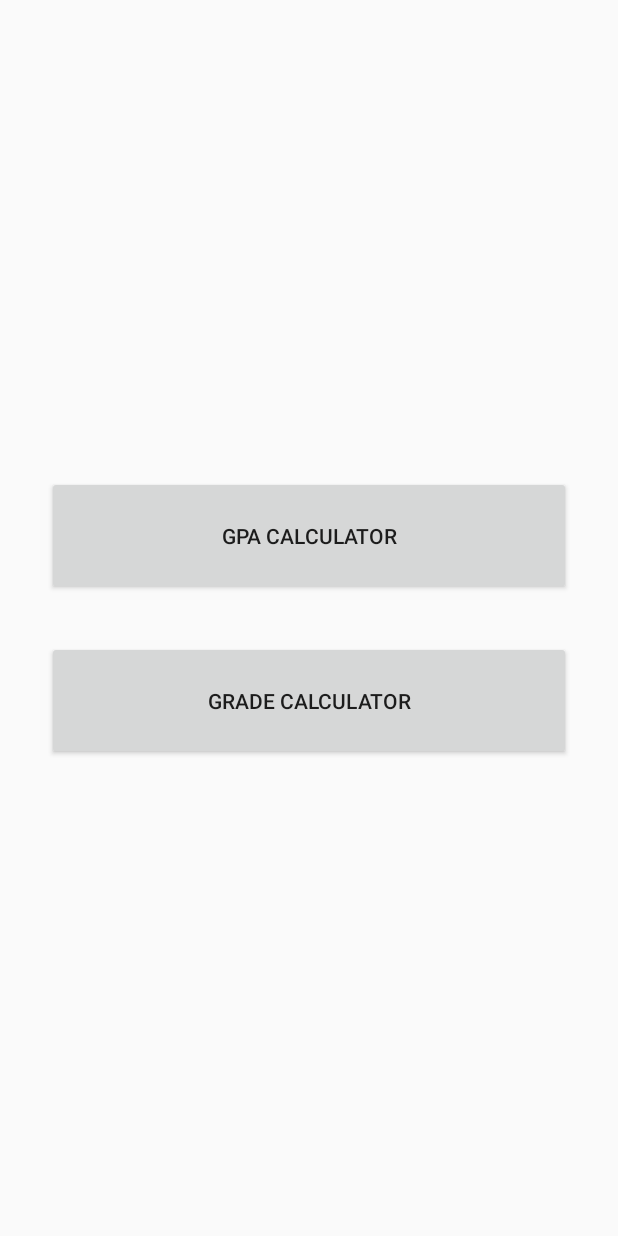
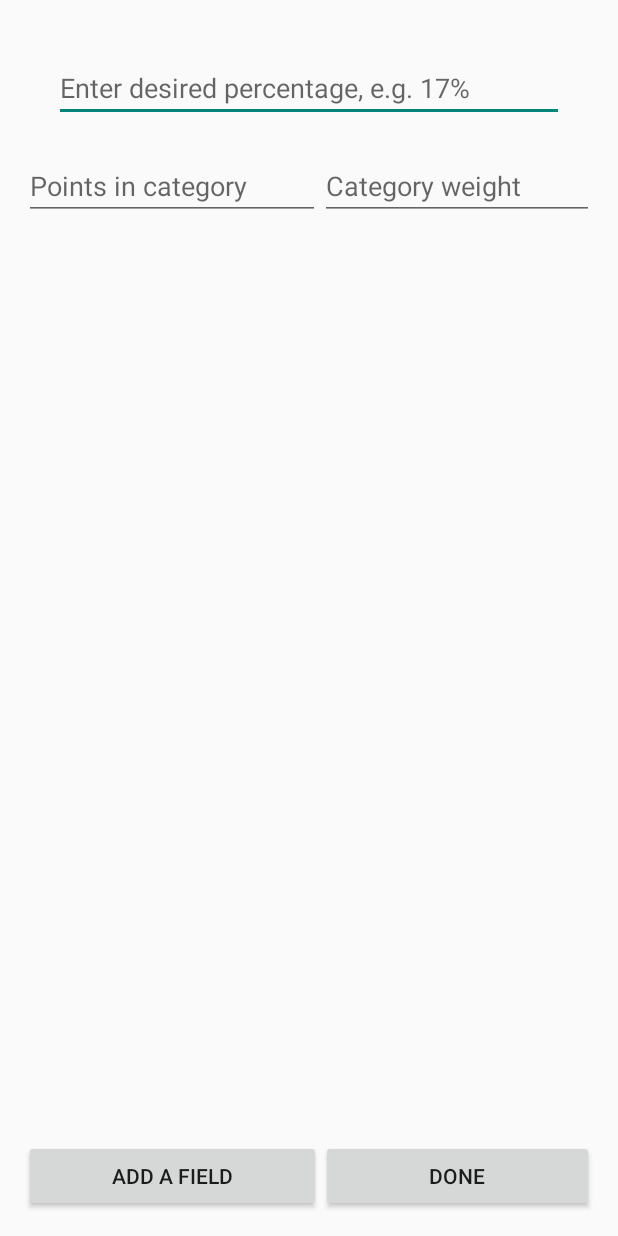
Before and after one commit to henyu6/GradeCalculator, an Android app: the screen it shows after launch (StartActivity before the commit, CalcGrade after it), after a tap on "GRADE CALCULATOR", on a phone screen of 412 x 824 dp. Run offline under Robolectric (Android 15) with nearby library versions, the phone set to English and light mode, and no system bars.

Commit message:
Working add category button

```diff
--- a/app/src/main/AndroidManifest.xml
+++ b/app/src/main/AndroidManifest.xml
@@ -8,7 +8,6 @@
         android:label="@string/app_name"
         android:supportsRtl="true"
         android:theme="@style/AppTheme">
-
         <activity
             android:name=".StartActivity"
             android:theme="@style/Theme.AppCompat.Light.NoActionBar">
@@ -18,13 +17,14 @@
                 <category android:name="android.intent.category.LAUNCHER" />
             </intent-filter>
         </activity>
-
         <activity
             android:name=".GPA_Calc"
             android:theme="@style/Theme.AppCompat.Light.NoActionBar" />
-
         <activity
             android:name=".DisplayActivity"
+            android:theme="@style/Theme.AppCompat.Light.NoActionBar" />
+        <activity
+            android:name=".CalcGrade"
             android:theme="@style/Theme.AppCompat.Light.NoActionBar"/>
     </application>
 
--- a/app/src/main/java/com/example/henry/gradecalculator/StartActivity.java
+++ b/app/src/main/java/com/example/henry/gradecalculator/StartActivity.java
@@ -14,7 +14,8 @@ public class StartActivity extends AppCompatActivity {
     }
 
     public void gradeBtnClick(View view) {
-
+        Intent intent = new Intent(this, CalcGrade.class);
+        startActivity(intent);
     }
 
     public void gpaBtnClick(View view) {
--- /dev/null
+++ b/app/src/main/res/layout/activity_calc_grade.xml
@@ -0,0 +1,61 @@
+<?xml version="1.0" encoding="utf-8"?>
+<RelativeLayout xmlns:android="http://schemas.android.com/apk/res/android"
+    xmlns:tools="http://schemas.android.com/tools"
+    android:id="@+id/myLayout"
+    android:layout_width="match_parent"
+    android:layout_height="match_parent"
+    android:paddingBottom="@dimen/activity_vertical_margin"
+    android:paddingLeft="@dimen/activity_horizontal_margin"
+    android:paddingRight="@dimen/activity_horizontal_margin"
+    android:paddingTop="@dimen/activity_vertical_margin"
+    tools:context="com.example.henry.gradecalculator.CalcGrade">
+
+    <EditText
+        android:layout_width="match_parent"
+        android:layout_height="wrap_content"
+        android:id="@+id/desiredPercentage"
+        android:hint="Enter desired percentage, e.g. 17%"
+        android:layout_margin="20dp"/>
+
+    <LinearLayout
+        android:layout_width="match_parent"
+        android:layout_height="wrap_content"
+        android:id="@+id/input1"
+        android:layout_below="@+id/desiredPercentage">
+        <EditText
+            android:layout_width="wrap_content"
+            android:layout_height="wrap_content"
+            android:hint="Points in category"
+            android:layout_weight="1"/>
+        <EditText
+            android:layout_width="wrap_content"
+            android:layout_height="wrap_content"
+            android:hint="Category weight"
+            android:layout_weight="1"/>
+    </LinearLayout>
+
+
+    <LinearLayout
+        android:layout_width="match_parent"
+        android:layout_height="wrap_content"
+        android:orientation="horizontal"
+        android:layout_alignParentBottom="true">
+        <Button
+            android:layout_weight="1"
+            android:layout_width="wrap_content"
+            android:layout_height="wrap_content"
+            android:text="Add a field"
+            android:id="@+id/addAFieldBtn"
+            android:onClick="addAField"/>
+
+        <Button
+            android:layout_weight="1"
+            android:layout_width="wrap_content"
+            android:layout_height="wrap_content"
+            android:text="Done"
+            android:id="@+id/doneBtn"
+            android:onClick="doneFill"/>
+    </LinearLayout>
+
+
+</RelativeLayout>
--- a/app/src/main/res/layout/activity_display.xml
+++ b/app/src/main/res/layout/activity_display.xml
@@ -15,7 +15,9 @@
         android:textSize="50sp"
         android:textColor="@android:color/holo_blue_light"
         android:text="Text Goes Here"
-        android:id="@+id/display"/>
+        android:id="@+id/display"
+        android:gravity="center"
+        android:layout_above="@+id/result"/>
 
     <TextView
         android:id="@+id/result"
```
Also changed, not shown: app/src/main/java/com/example/henry/gradecalculator/CalcGrade.java (added, +63 -0 lines), app/src/main/java/com/example/henry/gradecalculator/DisplayActivity.java (+17 -0 lines), app/src/main/java/com/example/henry/gradecalculator/GPA_Calc.java (+7 -4 lines).
